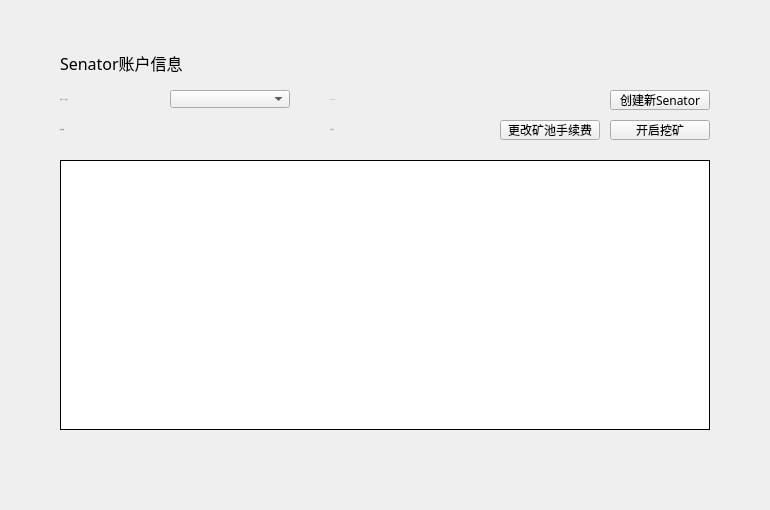
Qt form citizen/CitizenAccountPage.ui (ufc-project/ufcwallet) before a commit.
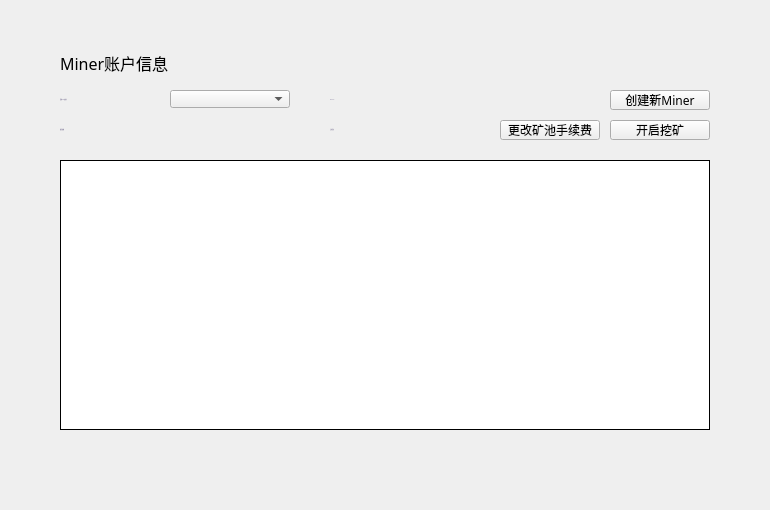
The same form after that commit.

What changed in the file:
```diff
--- a/citizen/CitizenAccountPage.ui
+++ b/citizen/CitizenAccountPage.ui
@@ -35,7 +35,7 @@
     <string notr="true"/>
    </property>
    <property name="text">
-    <string>Senator账户信息</string>
+    <string>Miner账户信息</string>
    </property>
   </widget>
   <widget class="QLabel" name="label">
@@ -61,7 +61,7 @@
 font: 11px &quot;Microsoft YaHei UI Light&quot;;}</string>
    </property>
    <property name="text">
-    <string>当前Senator账号</string>
+    <string>当前Miner账号</string>
    </property>
    <property name="alignment">
     <set>Qt::AlignLeading|Qt::AlignLeft|Qt::AlignVCenter</set>
@@ -113,7 +113,7 @@
 font: 11px &quot;Microsoft YaHei UI Light&quot;;}</string>
    </property>
    <property name="text">
-    <string>SENATOR ID</string>
+    <string>MINER ID</string>
    </property>
    <property name="alignment">
     <set>Qt::AlignLeading|Qt::AlignLeft|Qt::AlignVCenter</set>
@@ -268,7 +268,7 @@
     <string notr="true"/>
    </property>
    <property name="text">
-    <string>创建新Senator</string>
+    <string>创建新Miner</string>
    </property>
   </widget>
   <widget class="QLabel" name="idLabel2_2">
```
